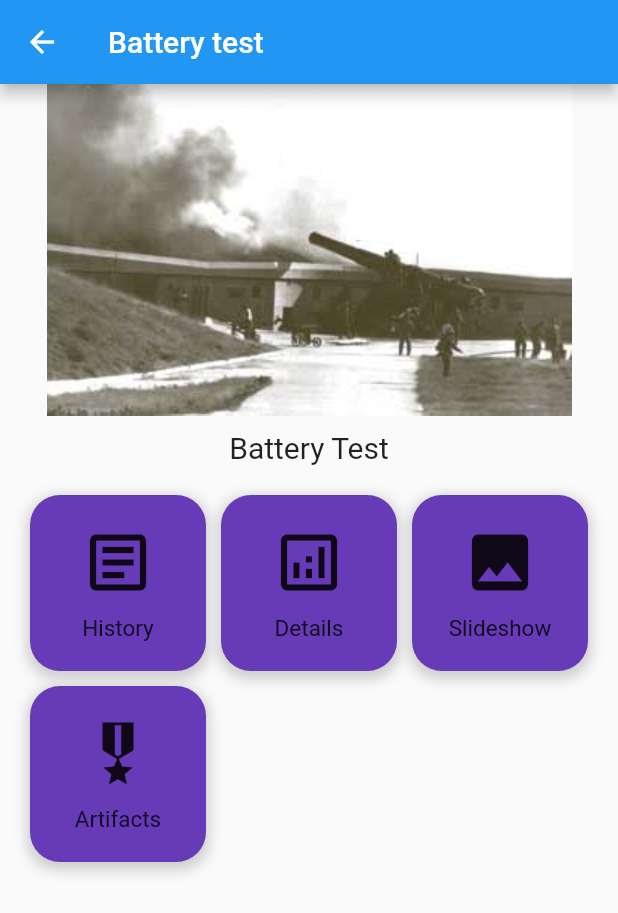
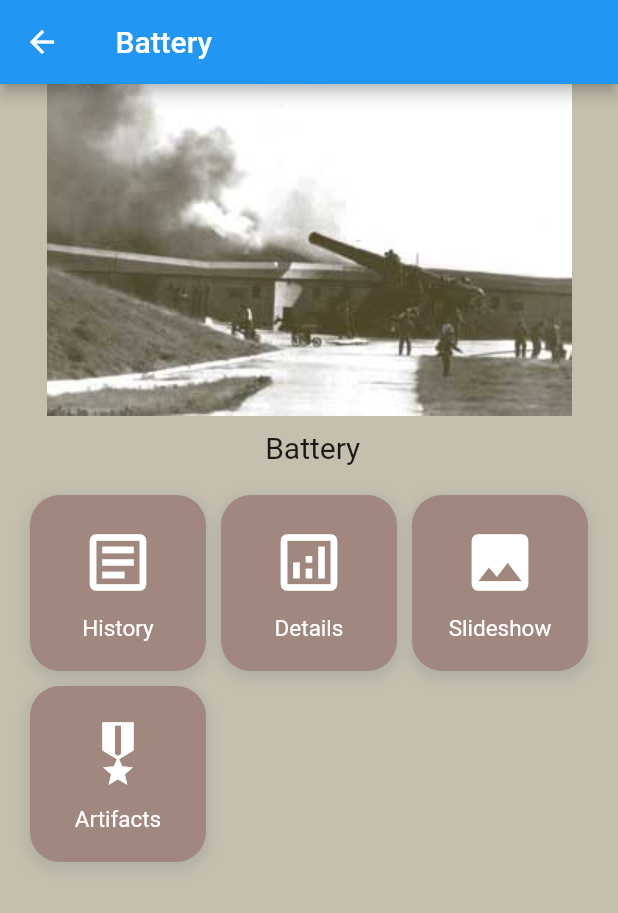
Before and after one commit to Richard-Fleming/Fort_MacArthur, a Flutter app: the PanoView screen opened directly with empty values, after a tap on "Collection", on a phone screen of 412 x 824 dp. Shown: the top 913 px of the screen. Run offline on Flutter 3.47's test engine with Material 2 defaults, Android fonts, the phone set to English and light mode, and no system bars; missing offline and left inert: panorama.

Commit message:
cleaned up post history section

```diff
--- a/fort_macarthur/lib/info_box.dart
+++ b/fort_macarthur/lib/info_box.dart
@@ -1,4 +1,5 @@
 import 'package:flutter/material.dart';
+import 'package:fort_macarthur/sizeConstraints.dart';
 
 class InfoBox extends StatelessWidget {
   final Color color;
@@ -24,7 +25,7 @@ class InfoBox extends StatelessWidget {
               offset: Offset(0, 3),
             )
           ],
-          borderRadius: BorderRadius.circular(20),
+          borderRadius: BorderRadius.circular(SizeConstraint.borderRadius),
           color: color,
         ),
         child: Column(
@@ -35,6 +36,7 @@ class InfoBox extends StatelessWidget {
               child: Icon(
                 iconData!,
                 size: 50,
+                color: Colors.white,
               ),
             ),
             SizedBox(
@@ -42,7 +44,7 @@ class InfoBox extends StatelessWidget {
             ),
             Text(
               label!,
-              style: TextStyle(fontSize: 15),
+              style: TextStyle(fontSize: 15, color: Colors.white),
             ),
           ],
         ),
--- a/fort_macarthur/lib/main.dart
+++ b/fort_macarthur/lib/main.dart
@@ -1,5 +1,4 @@
 import 'package:flutter/material.dart';
-import 'package:fort_macarthur/virtual_tours.dart';
 import 'dart:async';
 import 'viewpage.dart';
 import 'package:fort_macarthur/device.dart';
--- a/fort_macarthur/lib/panoramaView.dart
+++ b/fort_macarthur/lib/panoramaView.dart
@@ -27,8 +27,12 @@ class PanoView extends StatelessWidget {
             margin: EdgeInsets.symmetric(vertical: 5, horizontal: 5),
             child: ElevatedButton.icon(
               onPressed: () {
-                Navigator.push(context,
-                    MaterialPageRoute(builder: (context) => PostHistoryView()));
+                Navigator.push(
+                    context,
+                    MaterialPageRoute(
+                        builder: (context) => PostHistoryView(
+                              title: title,
+                            )));
               },
               icon: Icon(Icons.collections_bookmark),
               label: Text(title + " Collection"),
--- a/fort_macarthur/lib/post_history.dart
+++ b/fort_macarthur/lib/post_history.dart
@@ -1,12 +1,18 @@
 import 'package:flutter/material.dart';
 import 'package:fort_macarthur/info_box.dart';
+import 'package:fort_macarthur/device.dart';
 
 class PostHistoryView extends StatelessWidget {
+  final String title;
+
+  PostHistoryView({Key? key, required this.title}) : super(key: key);
+
   @override
   Widget build(BuildContext context) {
     return Scaffold(
+      backgroundColor: Device.backroundCOLOR,
       appBar: AppBar(
-        title: Text("Battery test"),
+        title: Text(title + " Battery"),
       ),
       body: Column(
         children: [
@@ -15,7 +21,7 @@ class PostHistoryView extends StatelessWidget {
             height: 10,
           ),
           Text(
-            "Battery Test",
+            title + " Battery",
             style: TextStyle(
               fontSize: 20,
             ),
@@ -29,22 +35,22 @@ class PostHistoryView extends StatelessWidget {
                 crossAxisCount: 3,
                 children: [
                   InfoBox(
-                    color: Colors.deepPurple,
+                    color: Colors.brown.shade300,
                     iconData: Icons.article_outlined,
                     label: "History",
                   ),
                   InfoBox(
-                    color: Colors.deepPurple,
+                    color: Colors.brown.shade300,
                     iconData: Icons.analytics_outlined,
                     label: "Details",
                   ),
                   InfoBox(
-                    color: Colors.deepPurple,
+                    color: Colors.brown.shade300,
                     iconData: Icons.photo,
                     label: "Slideshow",
                   ),
                   InfoBox(
-                    color: Colors.deepPurple,
+                    color: Colors.brown.shade300,
                     iconData: Icons.military_tech,
                     label: "Artifacts",
                   ),
--- a/fort_macarthur/lib/viewpage.dart
+++ b/fort_macarthur/lib/viewpage.dart
@@ -2,6 +2,7 @@ import 'package:flutter/material.dart';
 import 'homepage.dart';
 import 'testpage.dart';
 import 'customDrawer.dart';
+import 'package:fort_macarthur/virtual_tours.dart';
 
 class Viewpage extends StatefulWidget {
   @override
@@ -10,8 +11,12 @@ class Viewpage extends StatefulWidget {
 
 class _ViewPageState extends State<Viewpage> {
   int index = 0;
-  List<String> titleBar = ["Home", "Test"];
-  List<Widget> pagelist = [HomePage(), TestPage()]; // add your pages here
+  List<String> titleBar = ["Home", "Test", "Virtual Tours"];
+  List<Widget> pagelist = [
+    HomePage(),
+    TestPage(),
+    VirtualTours()
+  ]; // add your pages here
 
   @override
   Widget build(BuildContext content) {
--- a/fort_macarthur/lib/virtual_tours.dart
+++ b/fort_macarthur/lib/virtual_tours.dart
@@ -1,7 +1,13 @@
 import 'package:flutter/material.dart';
 import 'package:fort_macarthur/panoramaView.dart';
+import 'package:fort_macarthur/device.dart';
 
-class VirtualTours extends StatelessWidget {
+class VirtualTours extends StatefulWidget {
+  @override
+  _VirtualToursState createState() => _VirtualToursState();
+}
+
+class _VirtualToursState extends State<VirtualTours> {
   final List<PanoData> batteryData = [
     PanoData(title: "Osgood", panoPath: "assets/images/osgood_pano.jpg"),
     PanoData(title: "Farley", panoPath: "assets/images/farley_pano.jpg")
@@ -10,9 +16,7 @@ class VirtualTours extends StatelessWidget {
   @override
   Widget build(BuildContext context) {
     return Scaffold(
-      appBar: AppBar(
-        title: Text("Map Overview"),
-      ),
+      backgroundColor: Device.backroundCOLOR,
       body: Stack(
         alignment: Alignment.center,
         children: [
```
